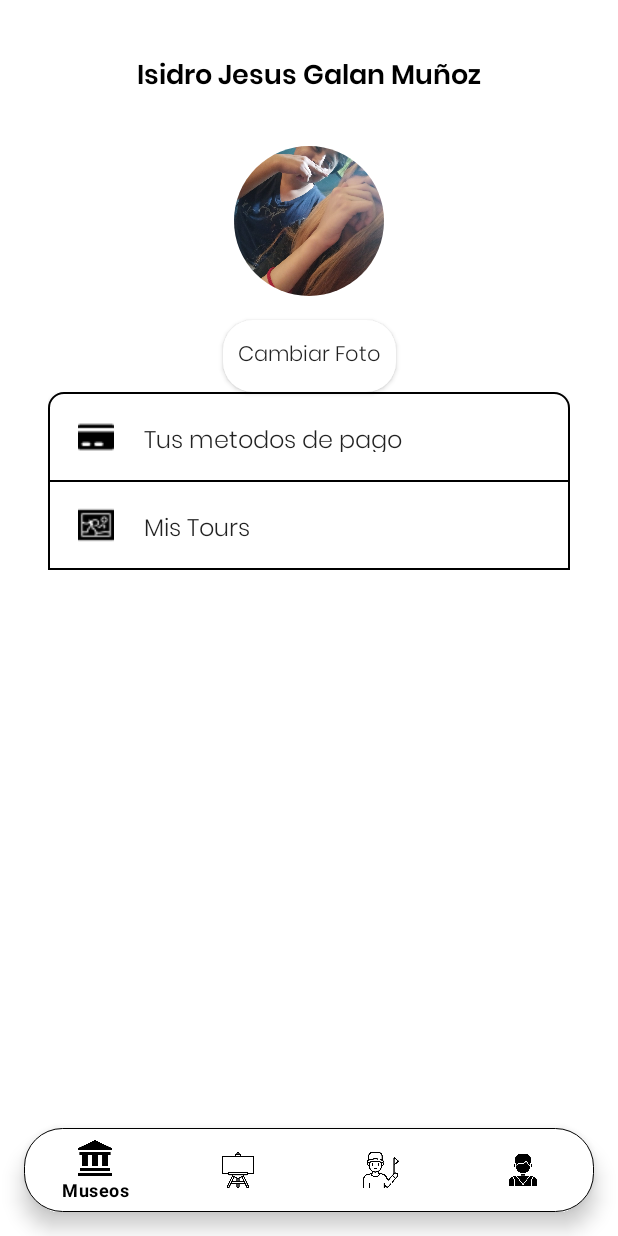
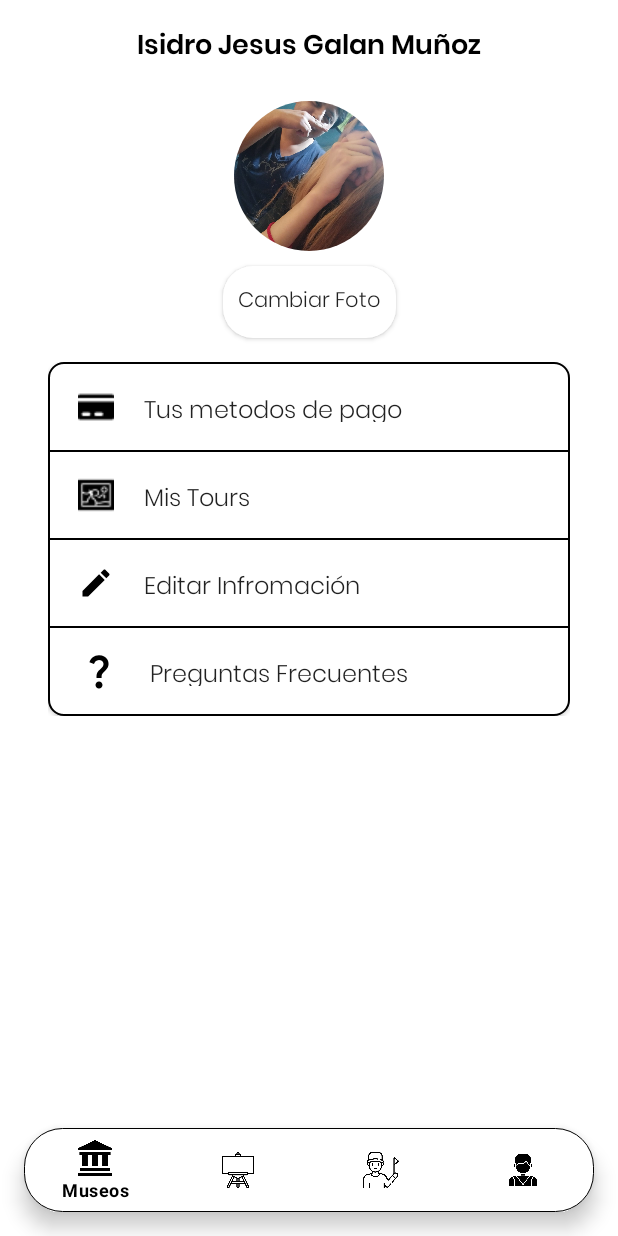
Before and after one commit to IsidroJesusGalanM/CAV, an Android app: the fragment ProfileFragment placed in its activity, on a phone screen of 412 x 824 dp. Run offline under Robolectric (Android 15) with nearby library versions, the phone set to English and light mode, and no system bars; our stand-ins replace CircleImageView.

Commit message:
update views

```diff
--- a/app/src/main/java/com/example/cav/DetailsGuideActivity.kt
+++ b/app/src/main/java/com/example/cav/DetailsGuideActivity.kt
@@ -29,6 +29,7 @@ class DetailsGuideActivity : AppCompatActivity() {
         binding.calif.text = calif.toString()
         binding.nombreGuiaA.text = nombre
         binding.descripcion.text = desc
+        binding.especialidadA.text = especialidad
 
     }
 }
--- /dev/null
+++ b/app/src/main/res/drawable/bottom_button_bg.xml
@@ -0,0 +1,10 @@
+<?xml version="1.0" encoding="utf-8"?>
+<layer-list xmlns:android="http://schemas.android.com/apk/res/android">
+    <item>
+        <shape android:shape="rectangle">
+            <stroke android:width="1dp" android:color="@color/black"/>
+            <solid android:color="@color/white"/>
+            <corners android:bottomRightRadius="10dp" android:bottomLeftRadius="10dp"/>
+        </shape>
+    </item>
+</layer-list>
--- /dev/null
+++ b/app/src/main/res/drawable/edit.xml
@@ -0,0 +1,5 @@
+<vector android:height="24dp" android:tint="#000000"
+    android:viewportHeight="24" android:viewportWidth="24"
+    android:width="24dp" xmlns:android="http://schemas.android.com/apk/res/android">
+    <path android:fillColor="@android:color/white" android:pathData="M3,17.25V21h3.75L17.81,9.94l-3.75,-3.75L3,17.25zM20.71,7.04c0.39,-0.39 0.39,-1.02 0,-1.41l-2.34,-2.34c-0.39,-0.39 -1.02,-0.39 -1.41,0l-1.83,1.83 3.75,3.75 1.83,-1.83z"/>
+</vector>
--- /dev/null
+++ b/app/src/main/res/drawable/question.xml
@@ -0,0 +1,5 @@
+<vector android:height="28dp" android:tint="#000000"
+    android:viewportHeight="24" android:viewportWidth="24"
+    android:width="28dp" xmlns:android="http://schemas.android.com/apk/res/android">
+    <path android:fillColor="@android:color/white" android:pathData="M11.07,12.85c0.77,-1.39 2.25,-2.21 3.11,-3.44c0.91,-1.29 0.4,-3.7 -2.18,-3.7c-1.69,0 -2.52,1.28 -2.87,2.34L6.54,6.96C7.25,4.83 9.18,3 11.99,3c2.35,0 3.96,1.07 4.78,2.41c0.7,1.15 1.11,3.3 0.03,4.9c-1.2,1.77 -2.35,2.31 -2.97,3.45c-0.25,0.46 -0.35,0.76 -0.35,2.24h-2.89C10.58,15.22 10.46,13.95 11.07,12.85zM14,20c0,1.1 -0.9,2 -2,2s-2,-0.9 -2,-2c0,-1.1 0.9,-2 2,-2S14,18.9 14,20z"/>
+</vector>
--- a/app/src/main/res/layout/activity_details_guide.xml
+++ b/app/src/main/res/layout/activity_details_guide.xml
@@ -11,7 +11,8 @@
         android:id="@+id/nombre_GuiaA"
         android:layout_width="match_parent"
         android:layout_height="wrap_content"
-        app:layout_constraintTop_toTopOf="parent"
+        app:layout_constraintTop_toBottomOf="@id/image_guideA"
+        android:layout_marginTop="10dp"
         android:textAlignment="center"
         style="@style/titleTextStyle"
         tools:text="Isidro jesus"
@@ -22,29 +23,42 @@
         android:layout_width="150dp"
         android:layout_height="150dp"
         android:scaleType="centerCrop"
-        app:layout_constraintTop_toBottomOf="@id/nombre_GuiaA"
+        app:layout_constraintTop_toTopOf="parent"
         app:layout_constraintLeft_toLeftOf="parent"
         app:layout_constraintRight_toRightOf="parent"
-        android:layout_marginTop="16dp"/>
+        />
 
     <ImageView
         android:id="@+id/estrella"
         android:layout_width="30dp"
         android:layout_height="30dp"
         android:src="@drawable/star"
-        app:layout_constraintTop_toBottomOf="@id/image_guideA"
+        app:layout_constraintTop_toBottomOf="@id/nombre_GuiaA"
+        app:layout_constraintLeft_toRightOf="@id/calif"
+        />
+
+    <TextView
+        android:id="@+id/especialidadA"
+        android:layout_width="wrap_content"
+        android:layout_height="wrap_content"
+        app:layout_constraintTop_toBottomOf="@id/nombre_GuiaA"
         app:layout_constraintRight_toRightOf="parent"
-        android:layout_marginTop="10dp"
-        />
+        app:layout_constraintBottom_toTopOf="@id/descripcion"
+        style="@style/normalPlainTextStyle"
+        tools:text="Historia de mexico"/>
+
 
     <TextView
         android:id="@+id/calif"
         android:layout_width="wrap_content"
         android:layout_height="wrap_content"
         tools:text="5.0"
-        app:layout_constraintRight_toLeftOf="@id/estrella"
+        app:layout_constraintTop_toBottomOf="@id/nombre_GuiaA"
+        app:layout_constraintLeft_toLeftOf="parent"
+        style="@style/normalPlainTextStyle"
+        android:layout_marginTop="5dp"
+        android:layout_marginStart="10dp"
         app:layout_constraintBottom_toBottomOf="@id/estrella"
-        style="@style/normalPlainTextStyle"
         />
 
     <TextView
@@ -52,10 +66,8 @@
         android:layout_width="match_parent"
         android:layout_height="wrap_content"
         app:layout_constraintTop_toBottomOf="@id/estrella"
-        android:layout_marginTop="10dp"
         style="@style/normalPlainTextStyle"
-        android:layout_marginStart="10dp"
-        android:layout_marginEnd="10dp"
+
         android:elegantTextHeight="true"
         />
 
--- a/app/src/main/res/layout/fragment_profile.xml
+++ b/app/src/main/res/layout/fragment_profile.xml
@@ -13,7 +13,6 @@
         android:layout_height="wrap_content"
         android:textAlignment="center"
         style="@style/title_black_text"
-        android:layout_margin="20dp"
         android:text="Isidro Jesus Galan Muñoz"
         app:layout_constraintTop_toTopOf="parent"/>
 
@@ -22,7 +21,7 @@
         app:layout_constraintRight_toRightOf="@id/nameID"
         app:layout_constraintLeft_toLeftOf="@id/nameID"
         app:layout_constraintTop_toBottomOf="@id/nameID"
-        android:layout_marginTop="30dp"
+        android:layout_marginTop="20dp"
         android:layout_width="100dp"
         android:layout_height="100dp"
         android:src="@drawable/muestra"/>
@@ -41,7 +40,8 @@
         android:paddingEnd="10dp"
         android:paddingStart="10dp"
         android:layout_width="wrap_content"
-        android:layout_height="wrap_content"/>
+        android:layout_height="wrap_content"
+        android:layout_margin="10dp"/>
 
     <LinearLayout
         android:layout_width="match_parent"
@@ -50,6 +50,7 @@
         android:layout_marginStart="16dp"
         android:layout_marginEnd="16dp"
         android:orientation="vertical"
+        android:layout_marginTop="16dp"
         >
 
         <androidx.appcompat.widget.AppCompatButton
@@ -73,7 +74,27 @@
             android:text="Mis Tours"
             android:padding="20dp"/>
 
+        <androidx.appcompat.widget.AppCompatButton
+            android:id="@+id/edit_information"
+            android:layout_width="match_parent"
+            android:layout_height="60dp"
+            android:background="@drawable/intermediate_button_user_menu"
+            android:drawableStart="@drawable/edit"
+            style="@style/button_design_user"
+            android:layout_marginTop="-1dp"
+            android:text="Editar Infromación"
+            android:padding="20dp"/>
 
+        <androidx.appcompat.widget.AppCompatButton
+            android:id="@+id/servicio"
+            android:layout_width="match_parent"
+            android:layout_height="60dp"
+            android:background="@drawable/bottom_button_bg"
+            android:drawableStart="@drawable/question"
+            android:text="Preguntas Frecuentes"
+            android:layout_marginTop="-1dp"
+            style="@style/button_design_user"
+            android:padding="20dp"/>
 
 
 
```
Also changed, not shown: app/src/main/res/drawable/soumaya.jpg (added).
